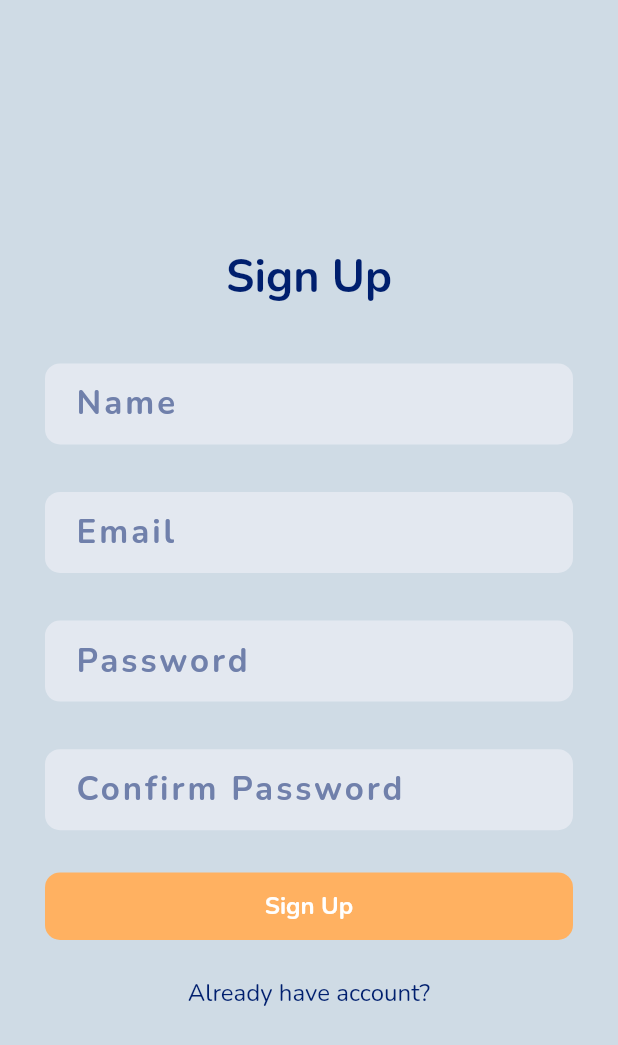
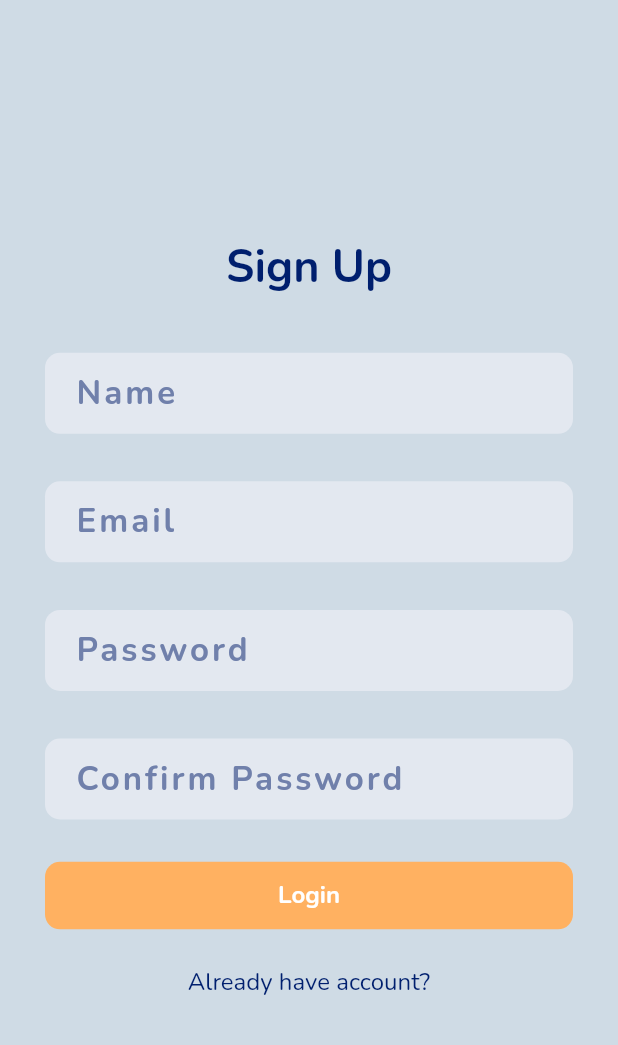
Before and after one commit to tonujewel/Tour-Tracking, a Flutter app: the SignUp screen opened directly, on a phone screen of 412 x 824 dp. Shown: the top 1045 px of the screen. Run offline on Flutter 3.47's test engine with Material 2 defaults, Android fonts, the phone set to English and light mode, and no system bars; our stand-ins replace cloud_firestore, firebase_auth, firebase_core, get, google_fonts, shared_preferences; accounts and stored records are empty.

```diff
--- a/lib/controller/login_controller.dart
+++ b/lib/controller/login_controller.dart
@@ -3,6 +3,7 @@ import 'package:flutter/material.dart';
 import 'package:get/get.dart';
 import 'package:tourtracking/utils/appConstant.dart';
 import 'package:tourtracking/view/auth/sign_up.dart';
+import 'package:tourtracking/view/home/home_screen.dart';
 
 
 class LoginController extends GetxController {
@@ -25,6 +26,7 @@ class LoginController extends GetxController {
         print("user email ${userCredential.user.email}");
         successSnackbar("Login success");
         isLoading.value = false;
+        Get.offAll(HomeScreen());
       } on FirebaseAuthException catch (e) {
         isLoading.value = false;
         if (e.code == 'user-not-found') {
--- a/lib/view/auth/sign_up.dart
+++ b/lib/view/auth/sign_up.dart
@@ -14,14 +14,11 @@ class SignUp extends StatelessWidget {
     return Scaffold(
       backgroundColor: Style.backgroundColor,
       body: Padding(
-        padding: const EdgeInsets.only(left: 30, right: 30),
-        child: ListView(
-          physics: BouncingScrollPhysics(),
-          children: [
-            Expanded(
+        padding: EdgeInsets.only(left: 30, right: 30),
+        child: Center(
+          child: SingleChildScrollView(
             child: Column(
               children: [
-                  SizedBox(height: size.height * .2),
                 Text("Sign Up", style: TextStyle(color: Style.textColor, fontWeight: FontWeight.bold, fontSize: 30)),
                 SizedBox(height: size.height * .04),
                 CustomTextField(controller: controller.nameController, hints: "Name"),
@@ -30,7 +27,8 @@ class SignUp extends StatelessWidget {
                 SizedBox(height: size.height * .03),
                 CustomTextField(controller: controller.passwordController, hints: "Password", obscure: true),
                 SizedBox(height: size.height * .03),
-                  CustomTextField(controller: controller.confirmPasswordController, hints: "Confirm Password", obscure: true),
+                CustomTextField(
+                    controller: controller.confirmPasswordController, hints: "Confirm Password", obscure: true),
                 SizedBox(height: size.height * .03),
                 Obx(
                   () => LoadingButton(
@@ -40,7 +38,7 @@ class SignUp extends StatelessWidget {
                       controller.doSignUp();
                     },
                     backgroundColor: Style.buttonColor,
-                      text: "Sign Up",
+                    text: "Login",
                   ),
                 ),
                 SizedBox(height: size.height * .03),
@@ -48,7 +46,6 @@ class SignUp extends StatelessWidget {
               ],
             ),
           ),
-          ],
         ),
       ),
     );
```
Also changed, not shown: lib/controller/sign_up_controller.dart (+8 -11 lines), lib/view/auth/login.dart (+1 -6 lines), lib/view/home/home_screen.dart (+13 -0 lines). Lines whose indentation alone changed are shown as unchanged.
